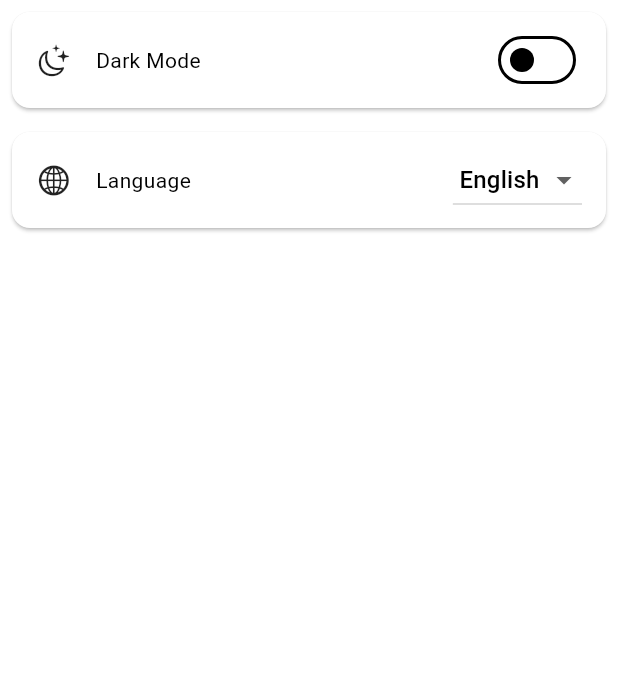
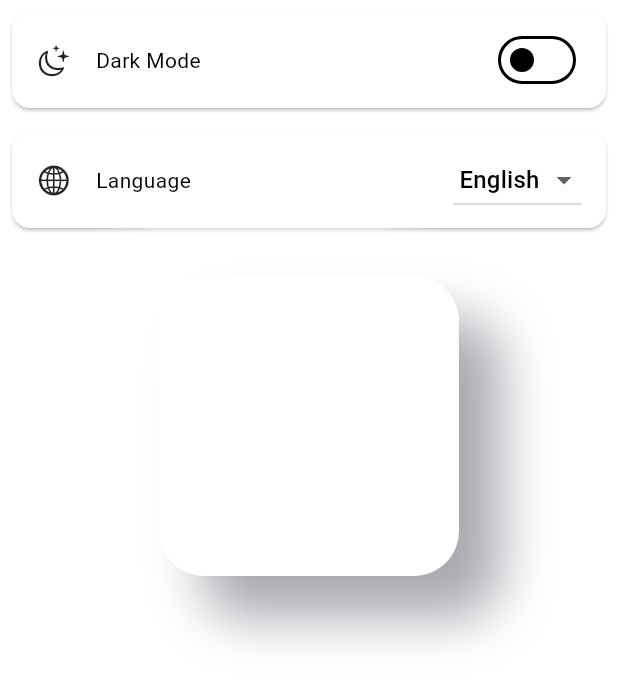
Before and after one commit to AnisDhia/expert_system, a Flutter app: the SettingsPage screen opened directly, on a phone screen of 412 x 824 dp. Shown: the top 685 px of the screen. Run offline on Flutter 3.47's test engine with Material 2 defaults, Android fonts, the light colour scheme and no system bars; our stand-ins replace another_flushbar, file_picker, fluttericon, percent_indicator, shared_preferences; missing offline and left inert: bitsdojo_window; accounts and stored records are empty; generated files the repository leaves out were written again.

Commit message:
Added a screenshot

```diff
--- a/lib/ui/pages/settings_page.dart
+++ b/lib/ui/pages/settings_page.dart
@@ -4,7 +4,6 @@ import 'package:flutter/cupertino.dart';
 import 'package:flutter/material.dart';
 import 'package:provider/provider.dart';
 import 'package:flutter_gen/gen_l10n/app_localization.dart';
-
 
 class SettingsPage extends StatefulWidget {
   const SettingsPage({Key? key}) : super(key: key);
@@ -14,6 +13,10 @@ class SettingsPage extends StatefulWidget {
 }
 
 class _HomePageState extends State<SettingsPage> {
+  Offset distance = const Offset(28, 28);
+  double blur = 30;
+
+
   @override
   Widget build(BuildContext context) {
     return Scaffold(
@@ -32,7 +35,8 @@ class _HomePageState extends State<SettingsPage> {
                     });
               }),
             ),
-            _newCard(CupertinoIcons.globe, AppLocalizations.of(context)!.language,
+            _newCard(
+                CupertinoIcons.globe, AppLocalizations.of(context)!.language,
                 Consumer<LocaleNotifier>(builder: (context, locale, child) {
               return DropdownButton<String>(
                 value: locale.locale,
@@ -58,6 +62,29 @@ class _HomePageState extends State<SettingsPage> {
                 },
               );
             })),
+            Container(
+                decoration: BoxDecoration(
+                    color: Theme.of(context).scaffoldBackgroundColor,
+                    borderRadius: BorderRadius.circular(30),
+                    boxShadow: [
+                      BoxShadow(
+                        color: Colors.white,
+                        blurRadius: blur,
+                        offset: -distance,
+                        // spreadRadius: -blur,
+                      ),
+                      BoxShadow(
+                        color: const Color(0xFFA7A9AF),
+                        blurRadius: blur,
+                        offset: distance,
+                        // spreadRadius: -blur,
+                      ),
+                    ]),
+                margin: const EdgeInsets.only(top: 16),
+                child: const SizedBox(
+                  height: 200,
+                  width: 200,
+                )),
           ],
         ),
       ),
```
Also changed, not shown: 1 other file.
